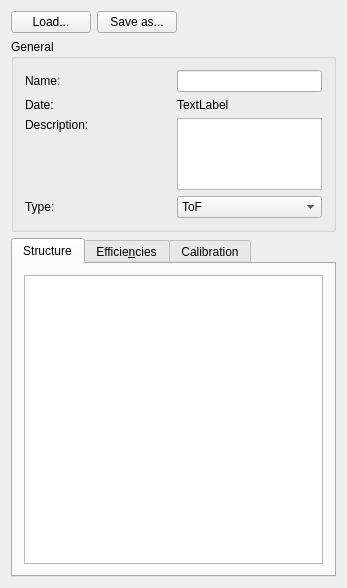
This is ui_files/ui_request_detector_settings.ui in JYU-IBA/potku as Qt 5 draws it before an edit. The edited form follows.
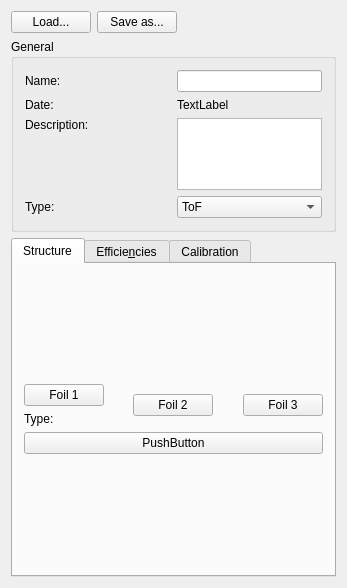
This is the edited form. The open tabs and pages were chosen to show the change.

Commit message: Started doing the view for handling the detector structure settings.

```diff
--- a/ui_files/ui_request_detector_settings.ui
+++ b/ui_files/ui_request_detector_settings.ui
@@ -238,14 +238,97 @@
       </attribute>
       <layout class="QVBoxLayout" name="verticalLayout_11">
        <item>
-        <widget class="QGraphicsView" name="graphicsView">
-         <property name="sizePolicy">
-          <sizepolicy hsizetype="Preferred" vsizetype="Preferred">
-           <horstretch>0</horstretch>
-           <verstretch>0</verstretch>
-          </sizepolicy>
-         </property>
-        </widget>
+        <layout class="QVBoxLayout" name="verticalLayout_2">
+         <item>
+          <layout class="QVBoxLayout" name="verticalLayout_5">
+           <item>
+            <layout class="QHBoxLayout" name="horizontalLayout_3">
+             <item>
+              <layout class="QVBoxLayout" name="verticalLayout_7">
+               <item>
+                <widget class="QPushButton" name="pushButton_2">
+                 <property name="text">
+                  <string>Foil 1</string>
+                 </property>
+                </widget>
+               </item>
+               <item>
+                <widget class="QLabel" name="label">
+                 <property name="text">
+                  <string>Type:</string>
+                 </property>
+                </widget>
+               </item>
+              </layout>
+             </item>
+             <item>
+              <layout class="QVBoxLayout" name="verticalLayout_8">
+               <item>
+                <spacer name="horizontalSpacer_2">
+                 <property name="orientation">
+                  <enum>Qt::Horizontal</enum>
+                 </property>
+                 <property name="sizeHint" stdset="0">
+                  <size>
+                   <width>40</width>
+                   <height>20</height>
+                  </size>
+                 </property>
+                </spacer>
+               </item>
+              </layout>
+             </item>
+             <item>
+              <layout class="QVBoxLayout" name="verticalLayout_9">
+               <item>
+                <widget class="QPushButton" name="pushButton_3">
+                 <property name="text">
+                  <string>Foil 2</string>
+                 </property>
+                </widget>
+               </item>
+              </layout>
+             </item>
+             <item>
+              <layout class="QVBoxLayout" name="verticalLayout_10">
+               <item>
+                <spacer name="horizontalSpacer_3">
+                 <property name="orientation">
+                  <enum>Qt::Horizontal</enum>
+                 </property>
+                 <property name="sizeHint" stdset="0">
+                  <size>
+                   <width>40</width>
+                   <height>20</height>
+                  </size>
+                 </property>
+                </spacer>
+               </item>
+              </layout>
+             </item>
+             <item>
+              <layout class="QVBoxLayout" name="verticalLayout_12">
+               <item>
+                <widget class="QPushButton" name="pushButton">
+                 <property name="text">
+                  <string>Foil 3</string>
+                 </property>
+                </widget>
+               </item>
+              </layout>
+             </item>
+            </layout>
+           </item>
+           <item>
+            <widget class="QPushButton" name="pushButton_4">
+             <property name="text">
+              <string>PushButton</string>
+             </property>
+            </widget>
+           </item>
+          </layout>
+         </item>
+        </layout>
        </item>
       </layout>
      </widget>
```
Left out of the diff: 2 changed lines with no effect on the pictures.
